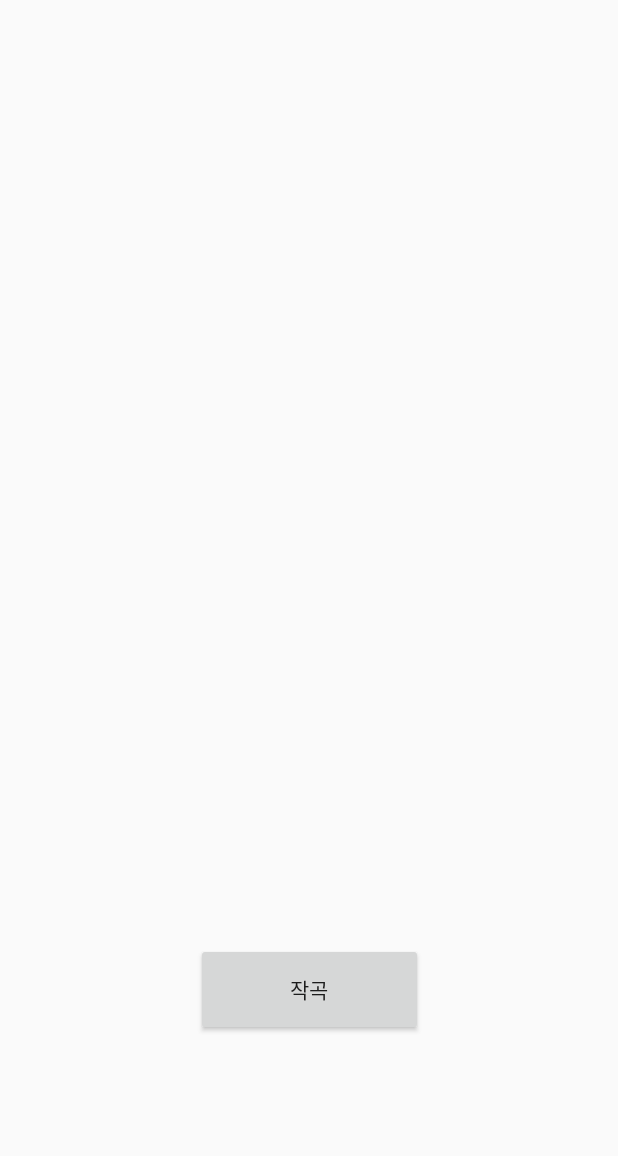
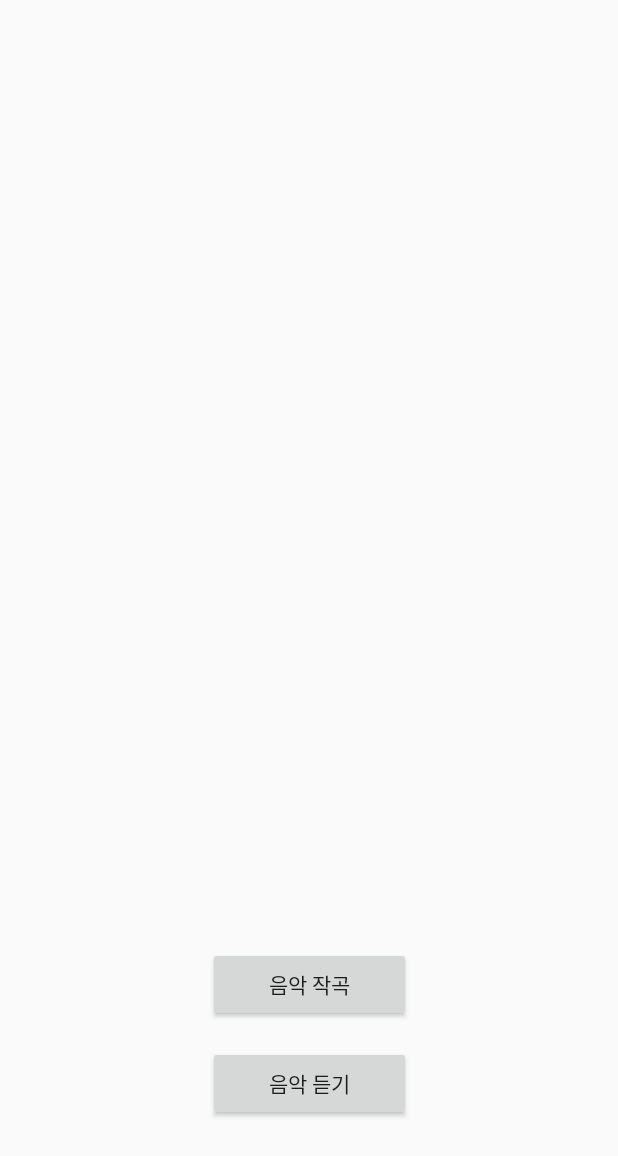
Before and after one commit to cokes04/melody, an Android app: the screen it shows after launch (MainActivity), on a phone screen of 412 x 824 dp. Shown: the top 1156 px of the screen. Run offline under Robolectric (Android 15) with nearby library versions, the phone set to English and light mode, and no system bars; our stand-ins replace navigation-ui.

Commit message:
메임화면에서 음악 재생화면 이동 버튼 추가

```diff
--- a/ui/app/src/main/java/com/example/melody/MainActivity.java
+++ b/ui/app/src/main/java/com/example/melody/MainActivity.java
@@ -2,14 +2,10 @@ package com.example.melody;
 
 import android.content.Intent;
 import android.os.Bundle;
-import android.support.design.widget.Snackbar;
 import android.support.v7.app.AppCompatActivity;
 import android.view.View;
 
-import androidx.navigation.NavController;
-import androidx.navigation.Navigation;
 import androidx.navigation.ui.AppBarConfiguration;
-import androidx.navigation.ui.NavigationUI;
 
 import com.example.melody.databinding.ActivityMainBinding;
 
@@ -22,7 +18,8 @@ public class MainActivity extends AppCompatActivity {
     private AppBarConfiguration appBarConfiguration;
     private ActivityMainBinding binding;
 
-    private Button generate_button;
+    private Button generateButton;
+    private Button playButton;
 
     @Override
     protected void onCreate(Bundle savedInstanceState) {
@@ -31,9 +28,15 @@ public class MainActivity extends AppCompatActivity {
         binding = ActivityMainBinding.inflate(getLayoutInflater());
         setContentView(binding.getRoot());
 
-        generate_button = findViewById(R.id.generate_button);
-        generate_button.setOnClickListener( (View v) -> {
-            Intent intent = new Intent(getApplicationContext(), GenerateActivity.class);
+        generateButton = findViewById(R.id.go_generate_button);
+        generateButton.setOnClickListener( (View v) -> {
+            Intent intent = new Intent(getApplicationContext(), GenerateMusicActivity.class);
+            startActivity(intent);
+        });
+
+        playButton = findViewById(R.id.go_play_button);
+        playButton.setOnClickListener( (View v) -> {
+            Intent intent = new Intent(getApplicationContext(), PlayMusicActivity.class);
             startActivity(intent);
         });
     }
--- a/ui/app/src/main/res/layout/content_main.xml
+++ b/ui/app/src/main/res/layout/content_main.xml
@@ -7,14 +7,25 @@
     app:layout_behavior="@string/appbar_scrolling_view_behavior">
 
     <Button
-        android:id="@+id/generate_button"
-        android:layout_width="151dp"
-        android:layout_height="62dp"
+        android:id="@+id/go_generate_button"
+        android:layout_width="135dp"
+        android:layout_height="50dp"
         android:text="@string/generate"
+        app:layout_constraintBottom_toTopOf="@+id/go_play_button"
+        app:layout_constraintEnd_toEndOf="parent"
+        app:layout_constraintStart_toStartOf="parent"
+        app:layout_constraintTop_toTopOf="parent"
+        app:layout_constraintVertical_bias="0.975" />
+
+    <Button
+        android:id="@+id/go_play_button"
+        android:layout_width="135dp"
+        android:layout_height="50dp"
+        android:text="@string/play_music"
         app:layout_constraintBottom_toBottomOf="parent"
         app:layout_constraintEnd_toEndOf="parent"
         app:layout_constraintStart_toStartOf="parent"
         app:layout_constraintTop_toTopOf="parent"
-        app:layout_constraintVertical_bias="0.825" />
+        app:layout_constraintVertical_bias="0.901" />
 
 </android.support.constraint.ConstraintLayout>
--- a/ui/app/src/main/res/values/strings.xml
+++ b/ui/app/src/main/res/values/strings.xml
@@ -1,7 +1,8 @@
 <resources>
-    <string name="app_name">melody</string>
-    <string name="action_settings">Settings</string>
-    <string name="generate">작곡</string>
+    <string name="app_name">그림을 보다</string>
+    <string name="action_settings">설정</string>
+    <string name="generate">음악 작곡</string>
     <string name="gallery">갤러리</string>
     <string name="camera">카메라</string>
+    <string name="play_music">음악 듣기</string>
 </resources>
```
